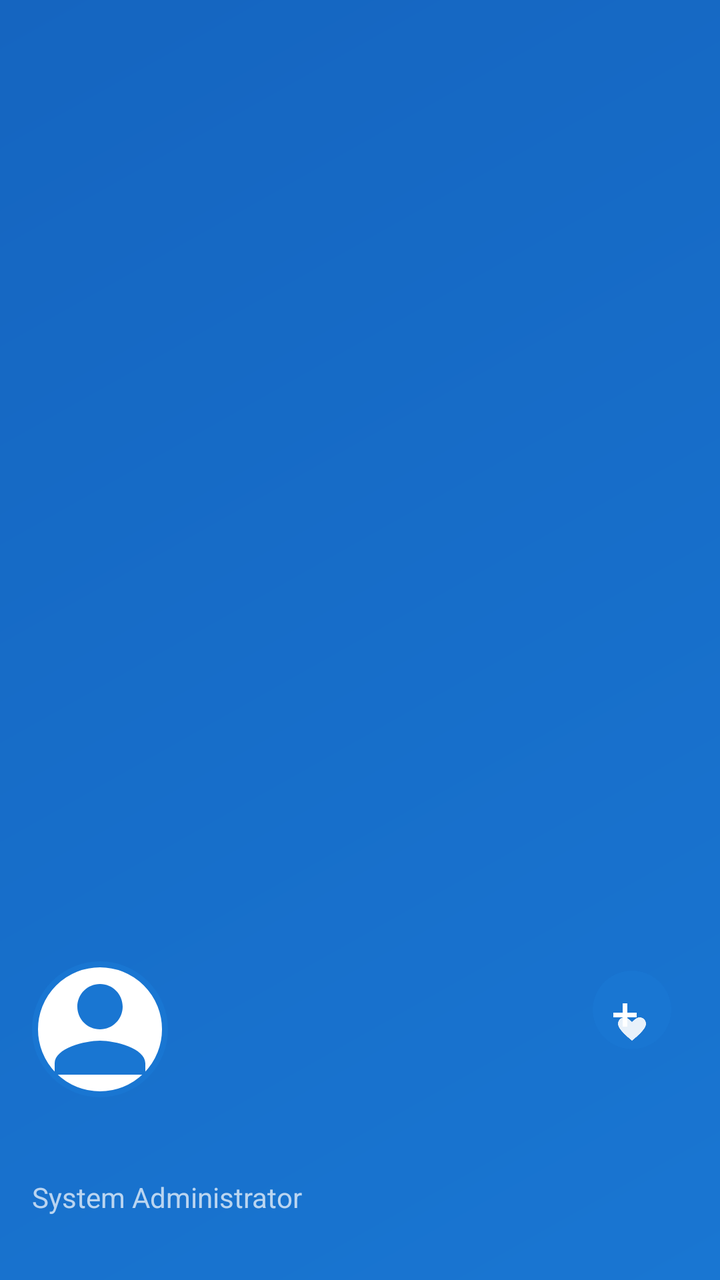
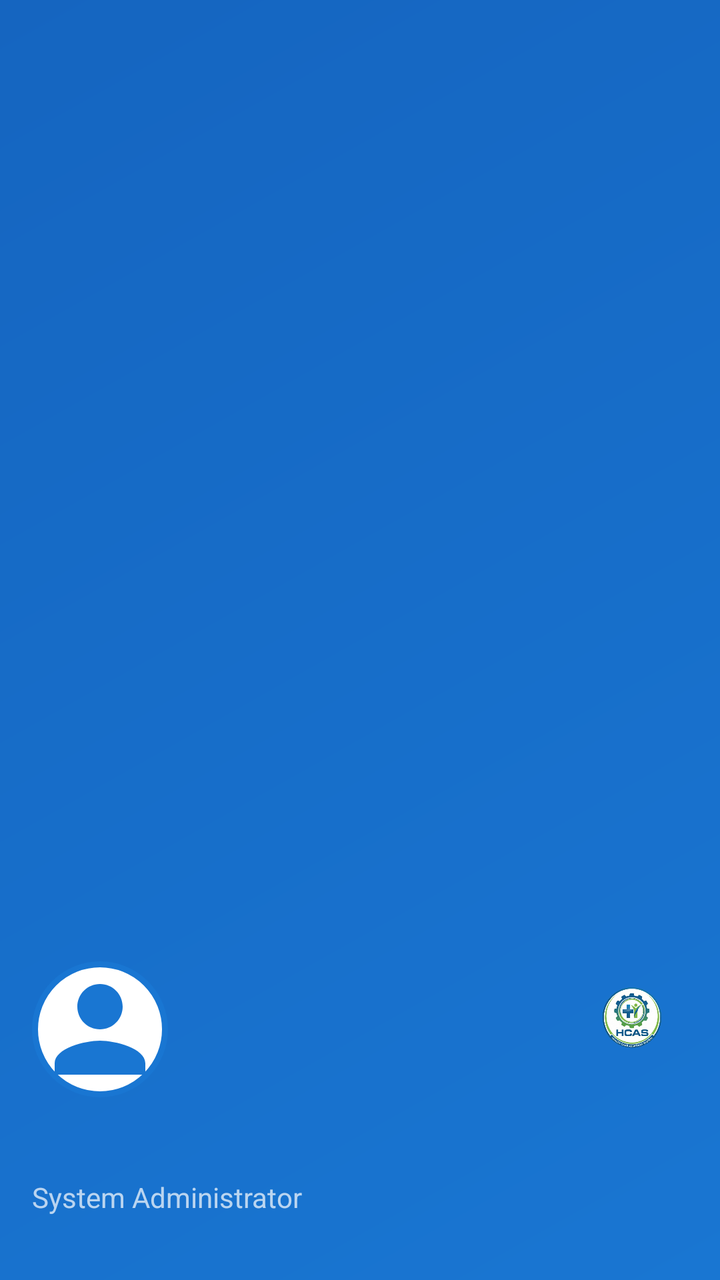

Two renders of the same Android screen: before a commit and after it. Below are the layout's source before the change and the commit's diff.
<!-- AndroidManifest.xml: application theme Theme.H_CAS -->
<!-- res/layout/nav_header_admin.xml -->
<?xml version="1.0" encoding="utf-8"?>
<LinearLayout xmlns:android="http://schemas.android.com/apk/res/android"
    xmlns:app="http://schemas.android.com/apk/res-auto"
    android:layout_width="match_parent"
    android:layout_height="200dp"
    android:background="@drawable/nav_header_background"
    android:gravity="bottom"
    android:orientation="vertical"
    android:padding="16dp">

    
    <RelativeLayout
        android:layout_width="match_parent"
        android:layout_height="wrap_content"
        android:layout_marginBottom="16dp">

        
        <LinearLayout
            android:id="@+id/profileSection"
            android:layout_width="wrap_content"
            android:layout_height="wrap_content"
            android:orientation="vertical"
            android:gravity="start"
            android:layout_alignParentStart="true">

            
            <ImageView
                android:id="@+id/adminAvatarImageView"
                android:layout_width="68dp"
                android:layout_height="68dp"
                android:layout_marginBottom="12dp"
                android:src="@drawable/ic_admin_avatar"
                android:background="@drawable/admin_avatar_background"
                android:scaleType="centerCrop" />

            
            <TextView
                android:id="@+id/adminNameTextView"
                android:layout_width="wrap_content"
                android:layout_height="wrap_content"
                android:text=""
                android:textColor="@color/white"
                android:textSize="18sp"
                android:textStyle="bold"
                android:letterSpacing="0.02" />

            <TextView
                android:id="@+id/adminRoleTextView"
                android:layout_width="wrap_content"
                android:layout_height="wrap_content"
                android:layout_marginTop="4dp"
                android:text="System Administrator"
                android:textColor="@color/nav_header_subtitle"
                android:textSize="14sp" />

        </LinearLayout>

        
        <ImageView
            android:layout_width="56dp"
            android:layout_height="56dp"
            android:layout_alignParentEnd="true"
            android:layout_alignTop="@id/profileSection"
            android:layout_marginEnd="0dp"
            android:layout_marginTop="0dp"
            android:contentDescription="HCAS Logo"
            android:scaleType="fitCenter"
            android:src="@drawable/ic_hcas_logo" />

    </RelativeLayout>

</LinearLayout>
<!-- resources referenced by this layout -->
<resources>
  <color name="nav_header_subtitle">#B3FFFFFF</color>
  <color name="white">#FFFFFFFF</color>
  <!-- drawable admin_avatar_background (drawable) -->
  <?xml version="1.0" encoding="utf-8"?>
  <shape xmlns:android="http://schemas.android.com/apk/res/android"
      android:shape="oval">
      
      <solid android:color="@color/white" />
      
      <stroke
          android:width="3dp"
          android:color="@color/primary_blue" />
          
  </shape>
  <!-- drawable ic_admin_avatar (drawable) -->
  <vector xmlns:android="http://schemas.android.com/apk/res/android"
      android:width="24dp"
      android:height="24dp"
      android:viewportWidth="24"
      android:viewportHeight="24"
      android:tint="@color/primary_blue">
    <path
        android:fillColor="@android:color/white"
        android:pathData="M12,12c2.21,0 4,-1.79 4,-4s-1.79,-4 -4,-4 -4,1.79 -4,4 1.79,4 4,4zM12,14c-2.67,0 -8,1.34 -8,4v2h16v-2c0,-2.66 -5.33,-4 -8,-4z"/>
  </vector>
  <!-- drawable ic_hcas_logo (drawable) -->
  <?xml version="1.0" encoding="utf-8"?>
  <vector xmlns:android="http://schemas.android.com/apk/res/android"
      android:width="120dp"
      android:height="120dp"
      android:viewportWidth="120"
      android:viewportHeight="120">
      
      
      <path
          android:fillColor="#1976D2"
          android:pathData="M60,10 C83.196,10 102,28.804 102,52 C102,75.196 83.196,94 60,94 C36.804,94 18,75.196 18,52 C18,28.804 36.804,10 60,10 Z" />
      
      
      <path
          android:fillColor="#FFFFFF"
          android:pathData="M50,45 L50,55 L40,55 L40,60 L50,60 L50,70 L55,70 L55,60 L65,60 L65,55 L55,55 L55,45 L50,45 Z" />
      
      
      <path
          android:fillColor="#FFFFFF"
          android:fillAlpha="0.9"
          android:pathData="M60,65 C58,63 55,60 52,60 C48,60 45,63 45,67 C45,71 50,77 60,85 C70,77 75,71 75,67 C75,63 72,60 68,60 C65,60 62,63 60,65 Z" />
      
  </vector>
  <!-- drawable nav_header_background (drawable) -->
  <?xml version="1.0" encoding="utf-8"?>
  <shape xmlns:android="http://schemas.android.com/apk/res/android"
      android:shape="rectangle">
      
      <gradient
          android:startColor="@color/primary_blue"
          android:endColor="@color/primary_blue_dark"
          android:angle="135" />
          
  </shape>
  <style name="Theme.H_CAS" parent="Base.Theme.H_CAS" />
  <color name="primary_blue">#1976D2</color>
  <color name="primary_blue_dark">#1565C0</color>
  <style name="Base.Theme.H_CAS" parent="Theme.Material3.DayNight.NoActionBar">
          
          
      </style>
</resources>

<!-- the commit's change to res/layout/nav_header_admin.xml (unified diff, before → after) -->
@@ -65,7 +65,7 @@
             android:layout_marginTop="0dp"
             android:contentDescription="HCAS Logo"
             android:scaleType="fitCenter"
-            android:src="@drawable/ic_hcas_logo" />
+            android:src="@drawable/hcas_logo" />
 
     </RelativeLayout>
 
<!-- resource entries referenced after the edit -->
@@ -14,6 +14,7 @@
           android:color="@color/primary_blue" />
           
   </shape>
+  <!-- drawable hcas_logo: png bitmap (drawable, 219945 bytes) -->
   <!-- drawable ic_admin_avatar (drawable) -->
   <vector xmlns:android="http://schemas.android.com/apk/res/android"
       android:width="24dp"
@@ -24,31 +25,6 @@
     <path
         android:fillColor="@android:color/white"
         android:pathData="M12,12c2.21,0 4,-1.79 4,-4s-1.79,-4 -4,-4 -4,1.79 -4,4 1.79,4 4,4zM12,14c-2.67,0 -8,1.34 -8,4v2h16v-2c0,-2.66 -5.33,-4 -8,-4z"/>
-  </vector>
-  <!-- drawable ic_hcas_logo (drawable) -->
-  <?xml version="1.0" encoding="utf-8"?>
-  <vector xmlns:android="http://schemas.android.com/apk/res/android"
-      android:width="120dp"
-      android:height="120dp"
-      android:viewportWidth="120"
-      android:viewportHeight="120">
-      
-      
-      <path
-          android:fillColor="#1976D2"
-          android:pathData="M60,10 C83.196,10 102,28.804 102,52 C102,75.196 83.196,94 60,94 C36.804,94 18,75.196 18,52 C18,28.804 36.804,10 60,10 Z" />
-      
-      
-      <path
-          android:fillColor="#FFFFFF"
-          android:pathData="M50,45 L50,55 L40,55 L40,60 L50,60 L50,70 L55,70 L55,60 L65,60 L65,55 L55,55 L55,45 L50,45 Z" />
-      
-      
-      <path
-          android:fillColor="#FFFFFF"
-          android:fillAlpha="0.9"
-          android:pathData="M60,65 C58,63 55,60 52,60 C48,60 45,63 45,67 C45,71 50,77 60,85 C70,77 75,71 75,67 C75,63 72,60 68,60 C65,60 62,63 60,65 Z" />
-      
   </vector>
   <!-- drawable nav_header_background (drawable) -->
   <?xml version="1.0" encoding="utf-8"?>
